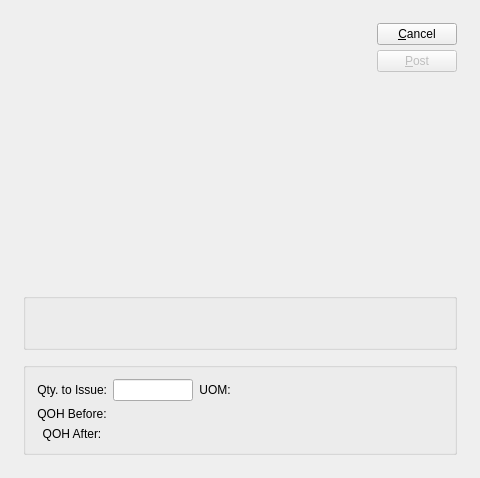
First picture: the form in guiclient/issueWoMaterialItem.ui, repository Pegasus-RPG/xtuple-client, before the edit.
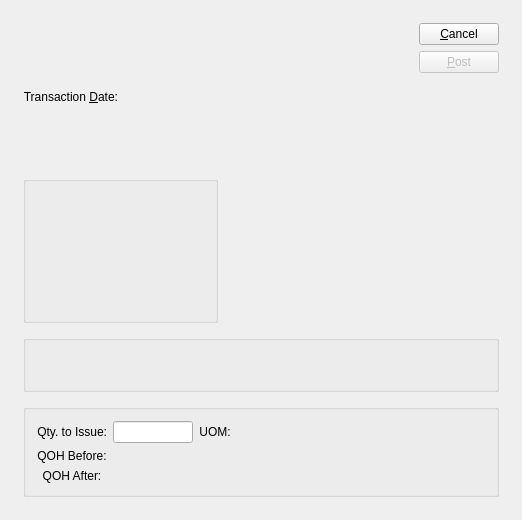
Second picture: the form after the edit. Custom widgets are drawn as their Qt base class.

Commit message: issue #10006: Add ability to backdate manufacturing related postings.

```diff
--- a/guiclient/issueWoMaterialItem.ui
+++ b/guiclient/issueWoMaterialItem.ui
@@ -8,66 +8,95 @@
 is available at www.xtuple.com/CPAL.  By using this software, you agree
 to be bound by its terms.</comment>
  <class>issueWoMaterialItem</class>
- <widget class="QDialog" name="issueWoMaterialItem" >
-  <property name="geometry" >
+ <widget class="QDialog" name="issueWoMaterialItem">
+  <property name="geometry">
    <rect>
     <x>0</x>
     <y>0</y>
-    <width>480</width>
-    <height>478</height>
+    <width>522</width>
+    <height>520</height>
    </rect>
   </property>
   <property name="windowTitle" >
    <string>Issue Work Order Material Item</string>
   </property>
-  <layout class="QGridLayout" >
-   <item row="0" column="0" >
-    <layout class="QGridLayout" >
-     <property name="leftMargin" >
+  <layout class="QGridLayout" name="gridLayout_4">
+   <item row="0" column="0">
+    <layout class="QGridLayout" name="gridLayout_3">
+     <property name="margin">
       <number>12</number>
      </property>
-     <property name="topMargin" >
+     <property name="spacing">
       <number>12</number>
      </property>
-     <property name="rightMargin" >
-      <number>12</number>
-     </property>
-     <property name="bottomMargin" >
-      <number>12</number>
-     </property>
-     <property name="horizontalSpacing" >
-      <number>12</number>
-     </property>
-     <property name="verticalSpacing" >
-      <number>12</number>
-     </property>
-     <item row="0" column="0" >
-      <layout class="QHBoxLayout" >
-       <property name="spacing" >
-        <number>3</number>
-       </property>
-       <property name="leftMargin" >
-        <number>0</number>
-       </property>
-       <property name="topMargin" >
-        <number>0</number>
-       </property>
-       <property name="rightMargin" >
-        <number>0</number>
-       </property>
-       <property name="bottomMargin" >
-        <number>0</number>
-       </property>
+     <item row="0" column="0">
+      <layout class="QHBoxLayout" name="horizontalLayout_2">
        <item>
-        <widget class="WoCluster" name="_wo" >
-         <property name="focusPolicy" >
-          <enum>Qt::StrongFocus</enum>
-         </property>
-        </widget>
+        <layout class="QGridLayout" name="gridLayout_2">
+         <item row="0" column="0">
+          <layout class="QHBoxLayout" name="horizontalLayout">
+           <item>
+            <widget class="QLabel" name="_transDateLit">
+             <property name="text">
+              <string>Transaction &amp;Date:</string>
+             </property>
+             <property name="alignment">
+              <set>Qt::AlignRight|Qt::AlignTrailing|Qt::AlignVCenter</set>
+             </property>
+             <property name="buddy">
+              <cstring>_transDate</cstring>
+             </property>
+            </widget>
+           </item>
+           <item>
+            <widget class="DLineEdit" name="_transDate">
+             <property name="sizePolicy">
+              <sizepolicy hsizetype="Preferred" vsizetype="Fixed">
+               <horstretch>0</horstretch>
+               <verstretch>0</verstretch>
+              </sizepolicy>
+             </property>
+            </widget>
+           </item>
+           <item>
+            <spacer>
+             <property name="orientation">
+              <enum>Qt::Horizontal</enum>
+             </property>
+             <property name="sizeType">
+              <enum>QSizePolicy::Expanding</enum>
+             </property>
+             <property name="sizeHint" stdset="0">
+              <size>
+               <width>20</width>
+               <height>20</height>
+              </size>
+             </property>
+            </spacer>
+           </item>
+          </layout>
+         </item>
+         <item row="1" column="0">
+          <widget class="QGroupBox" name="_woGroup">
+           <property name="title">
+            <string/>
+           </property>
+           <layout class="QGridLayout" name="gridLayout">
+            <item row="0" column="0">
+             <widget class="WoCluster" name="_wo">
+              <property name="focusPolicy">
+               <enum>Qt::StrongFocus</enum>
+              </property>
+             </widget>
+            </item>
+           </layout>
+          </widget>
+         </item>
+        </layout>
        </item>
        <item>
         <spacer>
-         <property name="orientation" >
+         <property name="orientation">
           <enum>Qt::Horizontal</enum>
          </property>
          <property name="sizeType" >
@@ -82,32 +111,17 @@
         </spacer>
        </item>
        <item>
-        <layout class="QVBoxLayout" >
-         <property name="spacing" >
-          <number>5</number>
-         </property>
-         <property name="leftMargin" >
-          <number>0</number>
-         </property>
-         <property name="topMargin" >
-          <number>0</number>
-         </property>
-         <property name="rightMargin" >
-          <number>0</number>
-         </property>
-         <property name="bottomMargin" >
-          <number>0</number>
-         </property>
+        <layout class="QVBoxLayout" name="_2">
          <item>
-          <widget class="QPushButton" name="_close" >
-           <property name="text" >
+          <widget class="QPushButton" name="_close">
+           <property name="text">
             <string>&amp;Cancel</string>
            </property>
           </widget>
          </item>
          <item>
-          <widget class="QPushButton" name="_issue" >
-           <property name="enabled" >
+          <widget class="QPushButton" name="_issue">
+           <property name="enabled">
             <bool>false</bool>
            </property>
            <property name="text" >
@@ -120,13 +134,13 @@
          </item>
          <item>
           <spacer>
-           <property name="orientation" >
+           <property name="orientation">
             <enum>Qt::Vertical</enum>
            </property>
-           <property name="sizeType" >
+           <property name="sizeType">
             <enum>QSizePolicy::Expanding</enum>
            </property>
-           <property name="sizeHint" >
+           <property name="sizeHint" stdset="0">
             <size>
              <width>20</width>
              <height>20</height>
@@ -138,28 +152,32 @@
        </item>
       </layout>
      </item>
-     <item row="1" column="0" >
-      <widget class="QGroupBox" name="_componentGroup" >
-       <property name="title" >
+     <item row="1" column="0">
+      <widget class="QGroupBox" name="_componentGroup">
+       <property name="title">
         <string/>
        </property>
-       <layout class="QGridLayout" >
-        <item rowspan="2" row="0" column="0" colspan="2" >
-         <widget class="WomatlCluster" name="_womatl" />
+       <layout class="QGridLayout">
+        <item row="0" column="0" rowspan="2" colspan="2">
+         <widget class="WomatlCluster" name="_womatl">
+          <property name="focusPolicy">
+           <enum>Qt::StrongFocus</enum>
+          </property>
+         </widget>
         </item>
-        <item row="1" column="1" >
-         <widget class="QLabel" name="_compDescription2" >
-          <property name="alignment" >
+        <item row="1" column="1">
+         <widget class="QLabel" name="_compDescription2">
+          <property name="alignment">
            <set>Qt::AlignLeading|Qt::AlignLeft|Qt::AlignVCenter</set>
           </property>
          </widget>
         </item>
-        <item row="1" column="2" >
+        <item row="1" column="2">
          <spacer>
-          <property name="orientation" >
+          <property name="orientation">
            <enum>Qt::Horizontal</enum>
           </property>
-          <property name="sizeHint" >
+          <property name="sizeHint" stdset="0">
            <size>
             <width>40</width>
             <height>20</height>
@@ -170,15 +188,15 @@
        </layout>
       </widget>
      </item>
-     <item row="2" column="0" >
-      <widget class="QGroupBox" name="_qtyGroup" >
-       <property name="title" >
+     <item row="2" column="0">
+      <widget class="QGroupBox" name="_qtyGroup">
+       <property name="title">
         <string/>
        </property>
-       <layout class="QGridLayout" >
-        <item row="0" column="0" >
-         <widget class="QLabel" name="_qtyToIssueLit" >
-          <property name="text" >
+       <layout class="QGridLayout">
+        <item row="0" column="0">
+         <widget class="QLabel" name="_qtyToIssueLit">
+          <property name="text">
            <string>Qty. to Issue:</string>
           </property>
           <property name="alignment" >
@@ -189,10 +207,10 @@
           </property>
          </widget>
         </item>
-        <item row="0" column="1" >
-         <widget class="XLineEdit" name="_qtyToIssue" >
-          <property name="sizePolicy" >
-           <sizepolicy vsizetype="Fixed" hsizetype="Preferred" >
+        <item row="0" column="1">
+         <widget class="XLineEdit" name="_qtyToIssue">
+          <property name="sizePolicy">
+           <sizepolicy hsizetype="Preferred" vsizetype="Fixed">
             <horstretch>0</horstretch>
             <verstretch>0</verstretch>
            </sizepolicy>
@@ -208,9 +226,9 @@
           </property>
          </widget>
         </item>
-        <item row="0" column="2" >
-         <widget class="QLabel" name="_uomQtyLit" >
-          <property name="text" >
+        <item row="0" column="2">
+         <widget class="QLabel" name="_uomQtyLit">
+          <property name="text">
            <string>UOM:</string>
           </property>
           <property name="alignment" >
@@ -218,9 +236,9 @@
           </property>
          </widget>
         </item>
-        <item row="0" column="3" >
-         <widget class="QLabel" name="_uomQty" >
-          <property name="minimumSize" >
+        <item row="0" column="3">
+         <widget class="QLabel" name="_uomQty">
+          <property name="minimumSize">
            <size>
             <width>80</width>
             <height>0</height>
@@ -231,9 +249,9 @@
           </property>
          </widget>
         </item>
-        <item row="1" column="0" >
-         <widget class="QLabel" name="_beforeQtyLit" >
-          <property name="windowTitle" >
+        <item row="1" column="0">
+         <widget class="QLabel" name="_beforeQtyLit">
+          <property name="windowTitle">
            <string/>
           </property>
           <property name="text" >
@@ -244,9 +262,9 @@
           </property>
          </widget>
         </item>
-        <item row="1" column="1" >
-         <widget class="XLabel" name="_beforeQty" >
-          <property name="minimumSize" >
+        <item row="1" column="1">
+         <widget class="XLabel" name="_beforeQty">
+          <property name="minimumSize">
            <size>
             <width>80</width>
             <height>0</height>
@@ -257,9 +275,9 @@
           </property>
          </widget>
         </item>
-        <item row="2" column="0" >
-         <widget class="QLabel" name="_afterQtyLit" >
-          <property name="text" >
+        <item row="2" column="0">
+         <widget class="QLabel" name="_afterQtyLit">
+          <property name="text">
            <string>QOH After:</string>
           </property>
           <property name="alignment" >
@@ -267,9 +285,9 @@
           </property>
          </widget>
         </item>
-        <item row="2" column="1" >
-         <widget class="XLabel" name="_afterQty" >
-          <property name="minimumSize" >
+        <item row="2" column="1">
+         <widget class="XLabel" name="_afterQty">
+          <property name="minimumSize">
            <size>
             <width>80</width>
             <height>0</height>
@@ -280,12 +298,12 @@
           </property>
          </widget>
         </item>
-        <item row="0" column="4" >
+        <item row="0" column="4">
          <spacer>
-          <property name="orientation" >
+          <property name="orientation">
            <enum>Qt::Horizontal</enum>
           </property>
-          <property name="sizeHint" >
+          <property name="sizeHint" stdset="0">
            <size>
             <width>40</width>
             <height>20</height>
@@ -300,9 +318,14 @@
    </item>
   </layout>
  </widget>
- <layoutdefault spacing="6" margin="11" />
+ <layoutdefault spacing="6" margin="11"/>
  <pixmapfunction>qPixmapFromMimeSource</pixmapfunction>
  <customwidgets>
+  <customwidget>
+   <class>DLineEdit</class>
+   <extends>QWidget</extends>
+   <header>datecluster.h</header>
+  </customwidget>
   <customwidget>
    <class>WoCluster</class>
    <extends>QWidget</extends>
```
Left out of the diff: 50 changed lines with no effect on the pictures. The commit also changes 13 other files.
